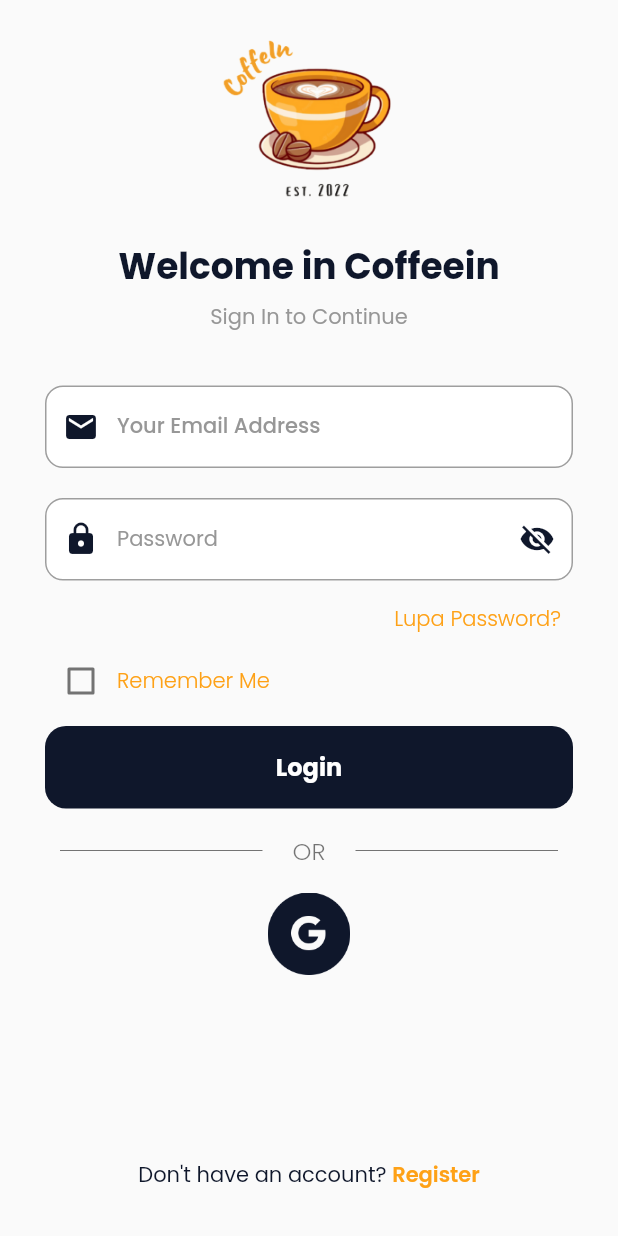
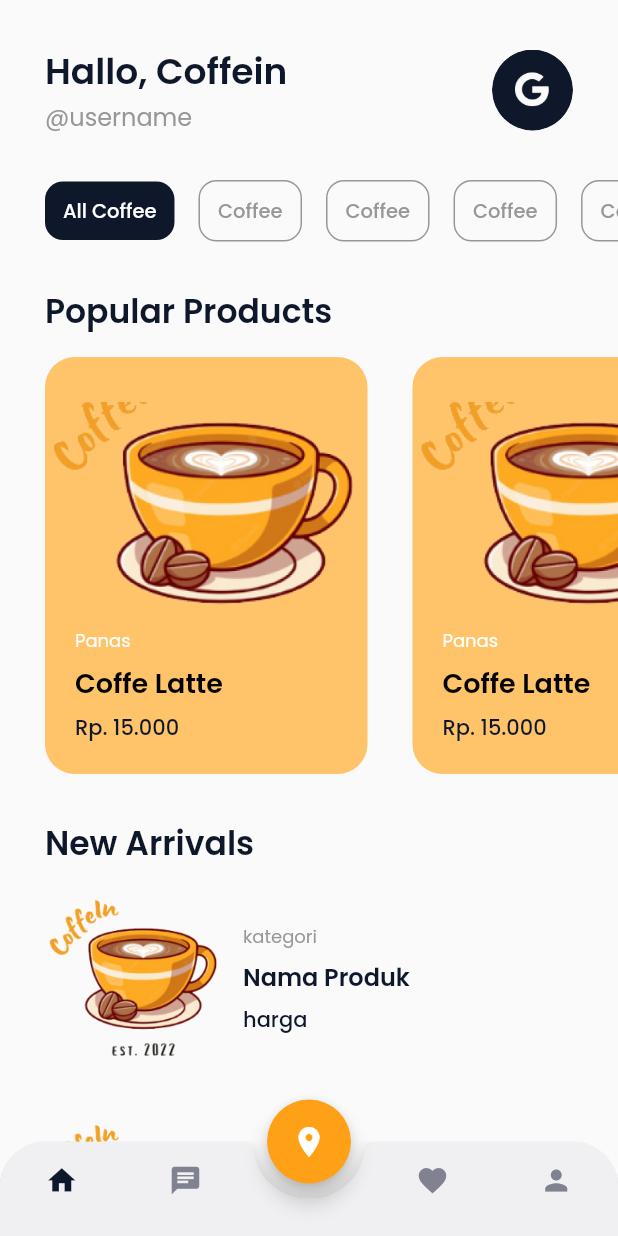
Before and after one commit to dream-team-workshop/WORKSHOP-MOBILE-APPLICATION-FRAMEWORK, a Flutter app: the screen it shows after launch, after a tap on "Login", on a phone screen of 412 x 824 dp. Run offline on Flutter 3.47's test engine with Material 2 defaults, Android fonts, the phone set to English and light mode, and no system bars; our stand-ins replace google_fonts.

Commit message:
project - bottom navigation & home page

```diff
--- a/lib/main.dart
+++ b/lib/main.dart
@@ -1,3 +1,4 @@
+import 'package:brk_mobile/pages/home/main_page.dart';
 import 'package:brk_mobile/pages/login_page.dart';
 import 'package:brk_mobile/pages/register_page.dart';
 import 'package:flutter/material.dart';
@@ -15,6 +16,7 @@ class MyApp extends StatelessWidget {
         '/': (context) => SplashPage(),
         '/login': (context) => LoginPage(),
         '/register': (context) => RegisterPage(),
+        '/home': (context) => MainPage(),
       },
     );
   }
--- /dev/null
+++ b/lib/pages/home/chat_page.dart
@@ -0,0 +1,12 @@
+import 'package:flutter/material.dart';
+
+class ChatPage extends StatelessWidget {
+  const ChatPage({super.key});
+
+  @override
+  Widget build(BuildContext context) {
+    return Center(
+      child: Text('Chat Page'),
+    );
+  }
+}
--- /dev/null
+++ b/lib/pages/home/favorite_page.dart
@@ -0,0 +1,12 @@
+import 'package:flutter/material.dart';
+
+class FavoritePage extends StatelessWidget {
+  const FavoritePage({super.key});
+
+  @override
+  Widget build(BuildContext context) {
+    return Center(
+      child: Text('Favorite Page'),
+    );
+  }
+}
--- /dev/null
+++ b/lib/pages/home/home_page.dart
@@ -0,0 +1,263 @@
+import 'package:brk_mobile/theme.dart';
+import 'package:brk_mobile/widgets/product_tile.dart';
+import 'package:flutter/material.dart';
+import 'package:http/http.dart';
+import 'package:brk_mobile/widgets/product_card.dart';
+
+class HomePage extends StatelessWidget {
+  const HomePage({super.key});
+
+  Widget header() {
+    return Container(
+      margin: EdgeInsets.only(
+        top: defaultMargin,
+        left: defaultMargin,
+        right: defaultMargin,
+      ),
+      child: Row(
+        children: [
+          Expanded(
+            child: Column(
+              crossAxisAlignment: CrossAxisAlignment.start,
+              children: [
+                Text(
+                  'Hallo, Coffein',
+                  style: primaryTextStyle.copyWith(
+                    fontSize: 24,
+                    fontWeight: semiBold,
+                  ),
+                ),
+                Text(
+                  '@username',
+                  style: subtitleTextStyle.copyWith(
+                    fontSize: 16,
+                  ),
+                ),
+              ],
+            ),
+          ),
+          Container(
+            width: 54,
+            height: 54,
+            decoration: BoxDecoration(
+              shape: BoxShape.circle,
+              image: DecorationImage(
+                image: AssetImage(
+                  'assets/images/icon_google.png',
+                ),
+              ),
+            ),
+          ),
+        ],
+      ),
+    );
+  }
+
+  Widget categories() {
+    return Container(
+      margin: EdgeInsets.only(top: defaultMargin),
+      child: SingleChildScrollView(
+        scrollDirection: Axis.horizontal,
+        child: Row(
+          children: [
+            SizedBox(
+              width: defaultMargin,
+            ),
+            Container(
+              padding: EdgeInsets.symmetric(
+                horizontal: 12,
+                vertical: 10,
+              ),
+              margin: EdgeInsets.only(right: 16),
+              decoration: BoxDecoration(
+                borderRadius: BorderRadius.circular(12),
+                color: primaryColor,
+              ),
+              child: Text(
+                'All Coffee',
+                style: subtitleTextStyle.copyWith(
+                  fontSize: 13,
+                  fontWeight: medium,
+                  color: Colors.white,
+                ),
+              ),
+            ),
+            Container(
+              padding: EdgeInsets.symmetric(
+                horizontal: 12,
+                vertical: 10,
+              ),
+              margin: EdgeInsets.only(right: 16),
+              decoration: BoxDecoration(
+                borderRadius: BorderRadius.circular(12),
+                border: Border.all(
+                  color: accentColor,
+                ),
+                color: transparentColor,
+              ),
+              child: Text(
+                'Coffee',
+                style: subtitleTextStyle.copyWith(
+                  fontSize: 13,
+                  fontWeight: medium,
+                ),
+              ),
+            ),
+            Container(
+              padding: EdgeInsets.symmetric(
+                horizontal: 12,
+                vertical: 10,
+              ),
+              margin: EdgeInsets.only(right: 16),
+              decoration: BoxDecoration(
+                borderRadius: BorderRadius.circular(12),
+                border: Border.all(
+                  color: accentColor,
+                ),
+                color: transparentColor,
+              ),
+              child: Text(
+                'Coffee',
+                style: subtitleTextStyle.copyWith(
+                  fontSize: 13,
+                  fontWeight: medium,
+                ),
+              ),
+            ),
+            Container(
+              padding: EdgeInsets.symmetric(
+                horizontal: 12,
+                vertical: 10,
+              ),
+              margin: EdgeInsets.only(right: 16),
+              decoration: BoxDecoration(
+                borderRadius: BorderRadius.circular(12),
+                border: Border.all(
+                  color: accentColor,
+                ),
+                color: transparentColor,
+              ),
+              child: Text(
+                'Coffee',
+                style: subtitleTextStyle.copyWith(
+                  fontSize: 13,
+                  fontWeight: medium,
+                ),
+              ),
+            ),
+            Container(
+              padding: EdgeInsets.symmetric(
+                horizontal: 12,
+                vertical: 10,
+              ),
+              margin: EdgeInsets.only(right: 16),
+              decoration: BoxDecoration(
+                borderRadius: BorderRadius.circular(12),
+                border: Border.all(
+                  color: accentColor,
+                ),
+                color: transparentColor,
+              ),
+              child: Text(
+                'Coffee',
+                style: subtitleTextStyle.copyWith(
+                  fontSize: 13,
+                  fontWeight: medium,
+                ),
+              ),
+            ),
+          ],
+        ),
+      ),
+    );
+  }
+
+  Widget popularProductsTitle() {
+    return Container(
+      margin: EdgeInsets.only(
+        top: defaultMargin,
+        left: defaultMargin,
+        right: defaultMargin,
+      ),
+      child: Text(
+        'Popular Products',
+        style: primaryTextStyle.copyWith(
+          fontSize: 22,
+          fontWeight: semiBold,
+        ),
+      ),
+    );
+  }
+
+  Widget popularProducts() {
+    return Container(
+      margin: EdgeInsets.only(
+        top: 14,
+      ),
+      child: SingleChildScrollView(
+        scrollDirection: Axis.horizontal,
+        child: Row(
+          children: [
+            SizedBox(
+              width: defaultMargin,
+            ),
+            Row(
+              children: [
+                ProductCard(),
+                ProductCard(),
+                ProductCard(),
+              ],
+            ),
+          ],
+        ),
+      ),
+    );
+  }
+
+  Widget newArrivalsTitle() {
+    return Container(
+      margin: EdgeInsets.only(
+        top: defaultMargin,
+        left: defaultMargin,
+        right: defaultMargin,
+      ),
+      child: Text(
+        'New Arrivals',
+        style: primaryTextStyle.copyWith(
+          fontSize: 22,
+          fontWeight: semiBold,
+        ),
+      ),
+    );
+  }
+
+  Widget newArrivals() {
+    return Container(
+      margin: EdgeInsets.only(
+        top: 14,
+      ),
+      child: Column(
+        children: [
+          ProductTile(),
+          ProductTile(),
+          ProductTile(),
+          ProductTile(),
+        ],
+      ),
+    );
+  }
+
+  @override
+  Widget build(BuildContext context) {
+    return ListView(
+      children: [
+        header(),
+        categories(),
+        popularProductsTitle(),
+        popularProducts(),
+        newArrivalsTitle(),
+        newArrivals(),
+      ],
+    );
+  }
+}
--- /dev/null
+++ b/lib/pages/home/main_page.dart
@@ -0,0 +1,142 @@
+import 'package:brk_mobile/pages/home/chat_page.dart';
+import 'package:brk_mobile/pages/home/favorite_page.dart';
+import 'package:brk_mobile/pages/home/home_page.dart';
+import 'package:brk_mobile/pages/home/profile_page.dart';
+import 'package:brk_mobile/theme.dart';
+import 'package:flutter/material.dart';
+
+class MainPage extends StatefulWidget {
+  const MainPage({super.key});
+
+  @override
+  State<MainPage> createState() => _MainPageState();
+}
+
+class _MainPageState extends State<MainPage> {
+  int currentIndex = 0;
+
+  @override
+  Widget build(BuildContext context) {
+    // Floating Action Button Location
+    Widget buildLocationButton() {
+      return FloatingActionButton(
+        onPressed: () {},
+        backgroundColor: secondaryColor,
+        child: Icon(Icons.location_on),
+      );
+    }
+
+    // Bottom Navigation Bar
+    Widget buildCustomBottomNav() {
+      return ClipRRect(
+        borderRadius: BorderRadius.vertical(top: Radius.circular(30)),
+        child: BottomAppBar(
+          shape: CircularNotchedRectangle(),
+          notchMargin: 10,
+          clipBehavior: Clip.antiAlias,
+          child: BottomNavigationBar(
+              backgroundColor: backgroundColor2,
+              currentIndex: currentIndex,
+              onTap: (value) {
+                print(value);
+                setState(() {
+                  currentIndex = value;
+                });
+              },
+              type: BottomNavigationBarType.fixed,
+              items: [
+                BottomNavigationBarItem(
+                  icon: Container(
+                    margin: EdgeInsets.only(top: 8, bottom: 3),
+                    child: Icon(
+                      Icons.home,
+                      color:
+                          currentIndex == 0 ? primaryColor : Color(0xff808191),
+                      size: 22,
+                    ),
+                  ),
+                  label: '',
+                ),
+                BottomNavigationBarItem(
+                  icon: Container(
+                    margin: EdgeInsets.only(top: 8, bottom: 3),
+                    child: Icon(
+                      Icons.chat,
+                      color:
+                          currentIndex == 1 ? primaryColor : Color(0xff808191),
+                      size: 22,
+                    ),
+                  ),
+                  label: '',
+                ),
+                BottomNavigationBarItem(
+                  icon: Container(
+                    margin: EdgeInsets.only(top: 8, bottom: 3),
+                    child: Icon(
+                      Icons.home,
+                      color:
+                          currentIndex == 2 ? primaryColor : Color(0xff808191),
+                      size: 22,
+                    ),
+                  ),
+                  label: '',
+                ),
+                BottomNavigationBarItem(
+                  icon: Container(
+                    margin: EdgeInsets.only(top: 8, bottom: 3),
+                    child: Icon(
+                      Icons.favorite,
+                      color:
+                          currentIndex == 3 ? primaryColor : Color(0xff808191),
+                      size: 22,
+                    ),
+                  ),
+                  label: '',
+                ),
+                BottomNavigationBarItem(
+                  icon: Container(
+                    margin: EdgeInsets.only(top: 8, bottom: 3),
+                    child: Icon(
+                      Icons.person,
+                      color:
+                          currentIndex == 4 ? primaryColor : Color(0xff808191),
+                      size: 22,
+                    ),
+                  ),
+                  label: '',
+                ),
+              ]),
+        ),
+      );
+    }
+
+    Widget body() {
+      switch (currentIndex) {
+        case 0:
+          return HomePage();
+          break;
+        case 1:
+          return ChatPage();
+          break;
+        case 2:
+          return HomePage();
+          break;
+        case 3:
+          return FavoritePage();
+          break;
+        case 4:
+          return ProfilePage();
+          break;
+        default:
+        return HomePage();
+      }
+    }
+
+    return Scaffold(
+      floatingActionButton: buildLocationButton(),
+      floatingActionButtonLocation: FloatingActionButtonLocation.centerDocked,
+      bottomNavigationBar: buildCustomBottomNav(),
+      body: body(),
+    );
+  }
+}
--- /dev/null
+++ b/lib/pages/home/profile_page.dart
@@ -0,0 +1,12 @@
+import 'package:flutter/material.dart';
+
+class ProfilePage extends StatelessWidget {
+  const ProfilePage({super.key});
+
+  @override
+  Widget build(BuildContext context) {
+    return Center(
+      child: Text('Profile Page'),
+    );
+  }
+}
--- a/lib/pages/login_page.dart
+++ b/lib/pages/login_page.dart
@@ -218,6 +218,7 @@ class _LoginPageState extends State<LoginPage> {
         margin: const EdgeInsets.only(top: 15),
         child: TextButton(
           onPressed: () {
+            Navigator.pushNamed(context, '/home');
           },
           style: TextButton.styleFrom(
             backgroundColor: primaryColor,
@@ -325,9 +326,11 @@ class _LoginPageState extends State<LoginPage> {
       body: SafeArea(
         child: Container(
           margin: EdgeInsets.symmetric(horizontal: defaultMargin),
+          child: SingleChildScrollView(
+            child: Container(
               child: Column(
                 crossAxisAlignment: CrossAxisAlignment.start,
-            children: <Widget>[
+                children: [
                   buildHeaderImage(),
                   buildHeaderTittle(),
                   buildEmailInput(),
@@ -337,9 +340,11 @@ class _LoginPageState extends State<LoginPage> {
                   buildLoginButton(),
                   buildDivider(),
                   buildOtherLoginMethodsSection(),
-              const Spacer(),
+                  const SizedBox(height: 25),
                   buildFooter(),
                 ],
+              ),
+            ),
           ),
         ),
       ),
--- a/lib/pages/register_page.dart
+++ b/lib/pages/register_page.dart
@@ -280,7 +280,9 @@ class _RegisterPageState extends State<RegisterPage> {
         width: double.infinity,
         margin: const EdgeInsets.only(top: 15),
         child: TextButton(
-          onPressed: () {},
+          onPressed: () {
+            Navigator.pushNamed(context, '/home');
+          },
           style: TextButton.styleFrom(
             backgroundColor: primaryColor,
             shape: RoundedRectangleBorder(
--- a/lib/theme.dart
+++ b/lib/theme.dart
@@ -5,9 +5,13 @@ double defaultMargin = 30;
 
 Color primaryColor = Color(0xFF0F172B);
 Color secondaryColor = Color(0XFFFEA116);
+Color thirdColor = Color(0XFFFFC36A);
 Color accentColor = Color(0XFF979797);
-
+Color blackColor = Colors.black;
+Color whiteColor = Colors.white;
 Color backgroundColor1 = Colors.white;
+Color backgroundColor2 = Color(0XFFF0F0F3);
+Color transparentColor = Colors.transparent;
 
 TextStyle primaryTextStyle = GoogleFonts.poppins(
   color: primaryColor,
@@ -21,6 +25,14 @@ TextStyle subtitleTextStyle = GoogleFonts.poppins(
   color: accentColor,
 );
 
+TextStyle blackTextStyle = GoogleFonts.poppins(
+  color: blackColor,
+);
+
+TextStyle whiteTextStyle = GoogleFonts.poppins(
+  color: whiteColor,
+);
+
 FontWeight light = FontWeight.w300;
 FontWeight regular = FontWeight.w400;
 FontWeight medium = FontWeight.w500;
--- /dev/null
+++ b/lib/widgets/product_card.dart
@@ -0,0 +1,75 @@
+import 'package:brk_mobile/theme.dart';
+import 'package:flutter/material.dart';
+
+class ProductCard extends StatelessWidget {
+  const ProductCard({super.key});
+
+  @override
+  Widget build(BuildContext context) {
+    return Container(
+      width: 215,
+      height: 278,
+      margin: EdgeInsets.only(
+        right: defaultMargin,
+      ),
+      decoration: BoxDecoration(
+        borderRadius: BorderRadius.circular(
+          20,
+        ),
+        color: thirdColor,
+      ),
+      child: Column(
+        crossAxisAlignment: CrossAxisAlignment.start,
+        children: [
+          const SizedBox(
+            height: 30,
+          ),
+          Image.asset(
+            'assets/images/logo_coffein.png',
+            height: 150,
+            width: 215,
+            fit: BoxFit.cover,
+          ),
+          Container(
+            margin: EdgeInsets.symmetric(
+              horizontal: 20,
+            ),
+            child: Column(
+              crossAxisAlignment: CrossAxisAlignment.start,
+              children: [
+                Text(
+                  'Panas',
+                  style: primaryTextStyle.copyWith(
+                    fontSize: 12,
+                    color: Colors.white,
+                  ),
+                ),
+                const SizedBox(
+                  height: 6,
+                ),
+                Text(
+                  'Coffe Latte',
+                  style: blackTextStyle.copyWith(
+                    fontSize: 18,
+                    fontWeight: semiBold,
+                  ),
+                  overflow: TextOverflow.ellipsis,
+                ),
+                const SizedBox(
+                  height: 6,
+                ),
+                Text(
+                  'Rp. 15.000',
+                  style: primaryTextStyle.copyWith(
+                    fontSize: 14,
+                    fontWeight: medium,
+                  ),
+                ),
+              ],
+            ),
+          )
+        ],
+      ),
+    );
+  }
+}
--- /dev/null
+++ b/lib/widgets/product_tile.dart
@@ -0,0 +1,65 @@
+import 'package:brk_mobile/theme.dart';
+import 'package:flutter/material.dart';
+
+class ProductTile extends StatelessWidget {
+  const ProductTile({super.key});
+
+  @override
+  Widget build(BuildContext context) {
+    return Container(
+      margin: EdgeInsets.only(
+        left: defaultMargin,
+        right: defaultMargin,
+        bottom: defaultMargin,
+      ),
+      child: Row(
+        children: [
+          ClipRRect(
+            borderRadius: BorderRadius.circular(20),
+            child: Image.asset(
+              'assets/images/logo_coffein.png',
+              width: 120,
+              height: 120,
+              fit: BoxFit.cover,
+            ),
+          ),
+          const SizedBox(
+            width: 12,
+          ),
+          Expanded(
+            child: Column(
+              crossAxisAlignment: CrossAxisAlignment.start,
+              children: [
+                Text(
+                  'kategori',
+                  style: subtitleTextStyle.copyWith(
+                    fontSize: 12,
+                  ),
+                ),
+                const SizedBox(
+                  height: 6,
+                ),
+                Text(
+                  'Nama Produk',
+                  style: primaryTextStyle.copyWith(
+                    fontSize: 16,
+                    fontWeight: semiBold,
+                  ),
+                ),
+                const SizedBox(
+                  height: 6,
+                ),
+                Text(
+                  'harga',
+                  style: primaryTextStyle.copyWith(
+                    fontWeight: medium,
+                  ),
+                )
+              ],
+            ),
+          ),
+        ],
+      ),
+    );
+  }
+}
--- a/pubspec.yaml
+++ b/pubspec.yaml
@@ -18,7 +18,7 @@ publish_to: 'none' # Remove this line if you wish to publish to pub.dev
 version: 1.0.0+1
 
 environment:
-  sdk: '>=2.18.0-106.0.dev <3.0.0'
+  sdk: '>=2.17.0-106.0.dev <3.0.0'
 
 # Dependencies specify other packages that your package needs in order to work.
 # To automatically upgrade your package dependencies to the latest versions
```
Also changed, not shown: pubspec.lock. Lines whose indentation alone changed are shown as unchanged.
